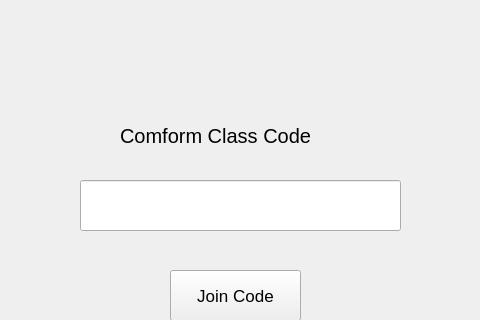
Old version of the form Group4/joincode.ui in the repository Assignment-C/UI-APP; both pictures show x 170 to 650 and y 0 to 320 of the 900 by 563 pixel window.
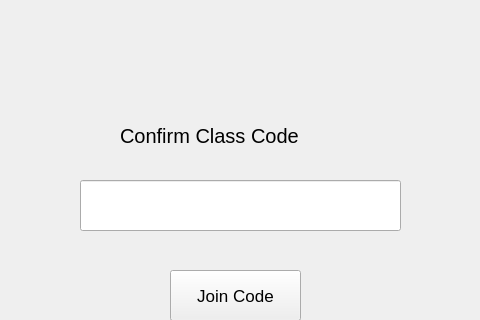
New version of the form.

Diff of the .ui file:
```diff
--- a/Group4/joincode.ui
+++ b/Group4/joincode.ui
@@ -33,7 +33,7 @@
     </font>
    </property>
    <property name="text">
-    <string>Comform Class Code</string>
+    <string>Confirm Class Code</string>
    </property>
   </widget>
   <widget class="QLineEdit" name="lineEdit">
```
